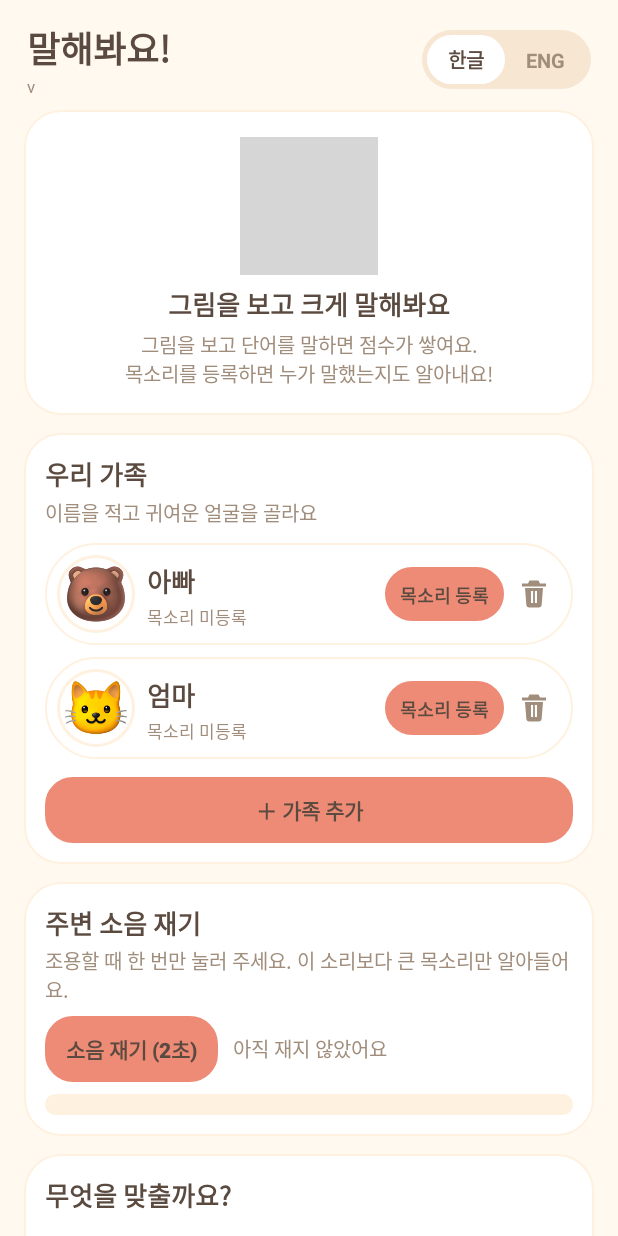
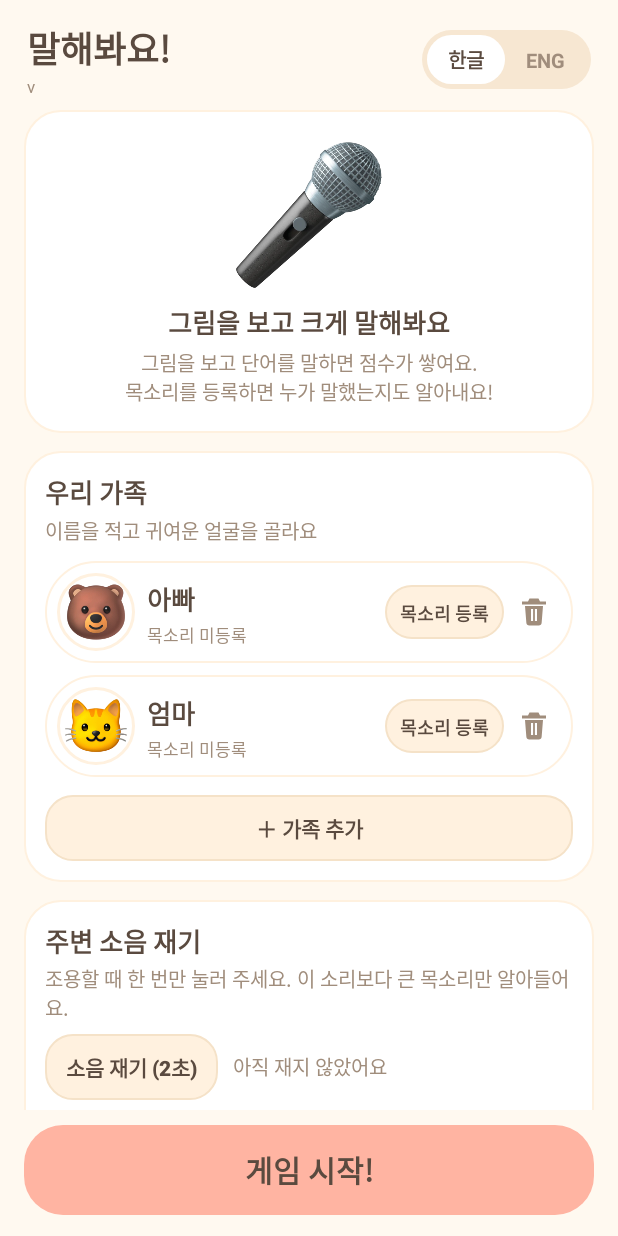
Before and after one commit to tttrobo090909/voicewordgame, an Android app: the screen it shows after launch (MainActivity), on a phone screen of 412 x 824 dp. Run offline under Robolectric (Android 15) with nearby library versions, the phone set to English and light mode, and no system bars; grey boxes are pictures that could not be loaded.

Commit message:
UI 다듬기: 시작 버튼 하단 고정, 버튼 색 틴트 제거, 그림 카드/힌트 배치, 히어로 이미지, 화면 캡처 테스트

```diff
--- a/app/build.gradle.kts
+++ b/app/build.gradle.kts
@@ -70,7 +70,10 @@ android {
 // 로컬 환경에서 user.home 이 비어 있는 경우(JVM 이 홈을 못 찾는 컨테이너)를 위한 선택 설정.
 // 사용: ./gradlew testDebugUnitTest -ProboHome=/workspace
 tasks.withType<Test>().configureEach {
-    providers.gradleProperty("roboHome").orNull?.let { systemProperty("user.home", it) }
+    providers.gradleProperty("roboHome").orNull?.let {
+        systemProperty("user.home", it)
+        systemProperty("java.io.tmpdir", "$it/tmp/robolectric")
+    }
 }
 
 dependencies {
--- a/app/src/main/java/com/pipi/voicewordgame/MainActivity.kt
+++ b/app/src/main/java/com/pipi/voicewordgame/MainActivity.kt
@@ -66,6 +66,7 @@ class MainActivity : AppCompatActivity() {
     private lateinit var speaker: Speaker
     private lateinit var recognizer: AnswerRecognizer
 
+    private lateinit var setupScreen: LinearLayout
     private lateinit var setupScroll: ScrollView
     private lateinit var setupBanner: TextView
     private lateinit var gameScreen: LinearLayout
@@ -144,7 +145,8 @@ class MainActivity : AppCompatActivity() {
         lang = prefs.lang
         categoryId = prefs.categoryId
         versionText.text = BuildConfig.VERSION_DISPLAY
-        heroImage.setImageResource(R.mipmap.ic_launcher_foreground)
+        val hero = ImageStore.load(this, "brand/hero.webp")
+        if (hero != null) heroImage.setImageBitmap(hero) else heroImage.setImageResource(R.mipmap.ic_launcher_foreground)
 
         loadPlayers()
         buildCategoryChips()
@@ -207,6 +209,7 @@ class MainActivity : AppCompatActivity() {
     // ---------------------------------------------------------------- views
 
     private fun bindViews() {
+        setupScreen = findViewById(R.id.setupScreen)
         setupScroll = findViewById(R.id.setupScroll)
         setupBanner = findViewById(R.id.setupBanner)
         gameScreen = findViewById(R.id.gameScreen)
@@ -657,7 +660,7 @@ class MainActivity : AppCompatActivity() {
         errorStreak = 0
 
         particles.clear()
-        setupScroll.visibility = View.GONE
+        setupScreen.visibility = View.GONE
         gameScreen.visibility = View.VISIBLE
         window.addFlags(WindowManager.LayoutParams.FLAG_KEEP_SCREEN_ON)
 
@@ -715,7 +718,8 @@ class MainActivity : AppCompatActivity() {
         gateRejects = 0
         errorStreak = 0
         hintText.text = ""
-        answerReveal.text = ""
+        answerReveal.text = getString(R.string.what_is_it)
+        answerReveal.setTextColor(ContextCompat.getColor(this, R.color.ink_soft))
         mic.resetPeak()
         progressBadge.text = "${s.servedCount}번째 그림"
 
@@ -841,6 +845,7 @@ class MainActivity : AppCompatActivity() {
         recognizer.cancel()
 
         answerReveal.text = "정답! ${word.text(lang)}"
+        answerReveal.setTextColor(ContextCompat.getColor(this, R.color.ink))
         particles.celebrate()
 
         val s = session ?: return
@@ -949,7 +954,7 @@ class MainActivity : AppCompatActivity() {
         mic.stop()
         window.clearFlags(WindowManager.LayoutParams.FLAG_KEEP_SCREEN_ON)
         gameScreen.visibility = View.GONE
-        setupScroll.visibility = View.VISIBLE
+        setupScreen.visibility = View.VISIBLE
         hideCountdown()
         handler.removeCallbacks(meterTicker)
         handler.post(meterTicker)
--- a/app/src/main/res/layout/activity_main.xml
+++ b/app/src/main/res/layout/activity_main.xml
@@ -83,10 +83,18 @@
         </LinearLayout>
 
         <!-- ============ 설정 화면 ============ -->
+        <LinearLayout
+            android:id="@+id/setupScreen"
+            android:layout_width="match_parent"
+            android:layout_height="0dp"
+            android:layout_weight="1"
+            android:orientation="vertical">
+
         <ScrollView
             android:id="@+id/setupScroll"
             android:layout_width="match_parent"
             android:layout_height="0dp"
+            android:layout_marginBottom="4dp"
             android:layout_weight="1"
             android:clipToPadding="false"
             android:fillViewport="true"
@@ -110,8 +118,8 @@
 
                     <ImageView
                         android:id="@+id/heroImage"
-                        android:layout_width="92dp"
-                        android:layout_height="92dp"
+                        android:layout_width="104dp"
+                        android:layout_height="104dp"
                         android:contentDescription="@string/app_title"
                         android:src="@mipmap/ic_launcher_foreground" />
 
@@ -268,23 +276,27 @@
                         app:singleSelection="true" />
                 </LinearLayout>
 
-                <Button
-                    android:id="@+id/startButton"
-                    style="@style/Widget.CutePrimary"
-                    android:layout_width="match_parent"
-                    android:layout_height="wrap_content"
-                    android:layout_marginTop="16dp"
-                    android:text="@string/start_game" />
-
                 <TextView
                     style="@style/TextBody"
                     android:layout_width="match_parent"
                     android:layout_height="wrap_content"
-                    android:layout_marginTop="12dp"
+                    android:layout_marginTop="14dp"
                     android:text="@string/footer_note"
                     android:textSize="10sp" />
             </LinearLayout>
         </ScrollView>
+
+            <Button
+                android:id="@+id/startButton"
+                style="@style/Widget.CutePrimary"
+                android:layout_width="match_parent"
+                android:layout_height="wrap_content"
+                android:layout_marginStart="16dp"
+                android:layout_marginTop="6dp"
+                android:layout_marginEnd="16dp"
+                android:layout_marginBottom="14dp"
+                android:text="@string/start_game" />
+        </LinearLayout>
 
         <!-- ============ 게임 화면 ============ -->
         <LinearLayout
@@ -335,31 +347,19 @@
                 android:layout_marginEnd="14dp"
                 android:layout_weight="1">
 
-                <LinearLayout
+                <FrameLayout
                     android:layout_width="match_parent"
                     android:layout_height="match_parent"
                     android:background="@drawable/bg_image_card"
-                    android:gravity="center"
-                    android:orientation="vertical"
-                    android:padding="10dp">
+                    android:padding="14dp">
 
                     <ImageView
                         android:id="@+id/wordImage"
                         android:layout_width="match_parent"
-                        android:layout_height="0dp"
-                        android:layout_weight="1"
-                        android:adjustViewBounds="true"
+                        android:layout_height="match_parent"
                         android:contentDescription="@string/app_title"
                         android:scaleType="fitCenter" />
-
-                    <TextView
-                        android:id="@+id/hintText"
-                        android:layout_width="wrap_content"
-                        android:layout_height="wrap_content"
-                        android:layout_marginTop="4dp"
-                        android:textColor="@color/ink_soft"
-                        android:textSize="15sp" />
-                </LinearLayout>
+                </FrameLayout>
 
                 <TextView
                     android:id="@+id/progressBadge"
@@ -377,11 +377,22 @@
                     android:textStyle="bold" />
             </FrameLayout>
 
+            <TextView
+                android:id="@+id/hintText"
+                android:layout_width="match_parent"
+                android:layout_height="wrap_content"
+                android:layout_marginStart="14dp"
+                android:layout_marginTop="8dp"
+                android:layout_marginEnd="14dp"
+                android:gravity="center"
+                android:textColor="@color/ink_soft"
+                android:textSize="15sp" />
+
             <LinearLayout
                 android:layout_width="match_parent"
                 android:layout_height="wrap_content"
                 android:layout_marginStart="14dp"
-                android:layout_marginTop="8dp"
+                android:layout_marginTop="6dp"
                 android:layout_marginEnd="14dp"
                 android:gravity="center_vertical"
                 android:orientation="horizontal">
@@ -462,6 +473,8 @@
                     android:layout_width="0dp"
                     android:layout_height="wrap_content"
                     android:layout_weight="1"
+                    android:minHeight="44dp"
+                    android:gravity="center_vertical"
                     android:textColor="@color/ink"
                     android:textSize="18sp"
                     android:textStyle="bold" />
--- a/app/src/main/res/values/strings.xml
+++ b/app/src/main/res/values/strings.xml
@@ -17,6 +17,7 @@
     <string name="voice_registered">목소리 등록 완료</string>
     <string name="player_name_hint">이름</string>
     <string name="delete_player">가족 지우기</string>
+    <string name="what_is_it">무엇일까요?</string>
     <string name="hint_button">힌트</string>
     <string name="skip_button">건너뛰기</string>
     <string name="answer_button">정답 처리</string>
--- a/app/src/main/res/values/themes.xml
+++ b/app/src/main/res/values/themes.xml
@@ -38,6 +38,7 @@
 
     <style name="Widget.CuteButton" parent="Widget.AppCompat.Button.Borderless">
         <item name="android:background">@drawable/bg_button_soft</item>
+        <item name="backgroundTint">@null</item>
         <item name="android:textColor">@color/ink</item>
         <item name="android:textSize">14sp</item>
         <item name="android:textStyle">bold</item>
@@ -49,6 +50,7 @@
 
     <style name="Widget.CutePrimary" parent="Widget.AppCompat.Button.Borderless">
         <item name="android:background">@drawable/bg_button_primary</item>
+        <item name="backgroundTint">@null</item>
         <item name="android:textColor">@color/ink</item>
         <item name="android:textSize">20sp</item>
         <item name="android:textStyle">bold</item>
```
Also changed, not shown: app/src/main/assets/brand/hero.webp (added), 1 other file.
